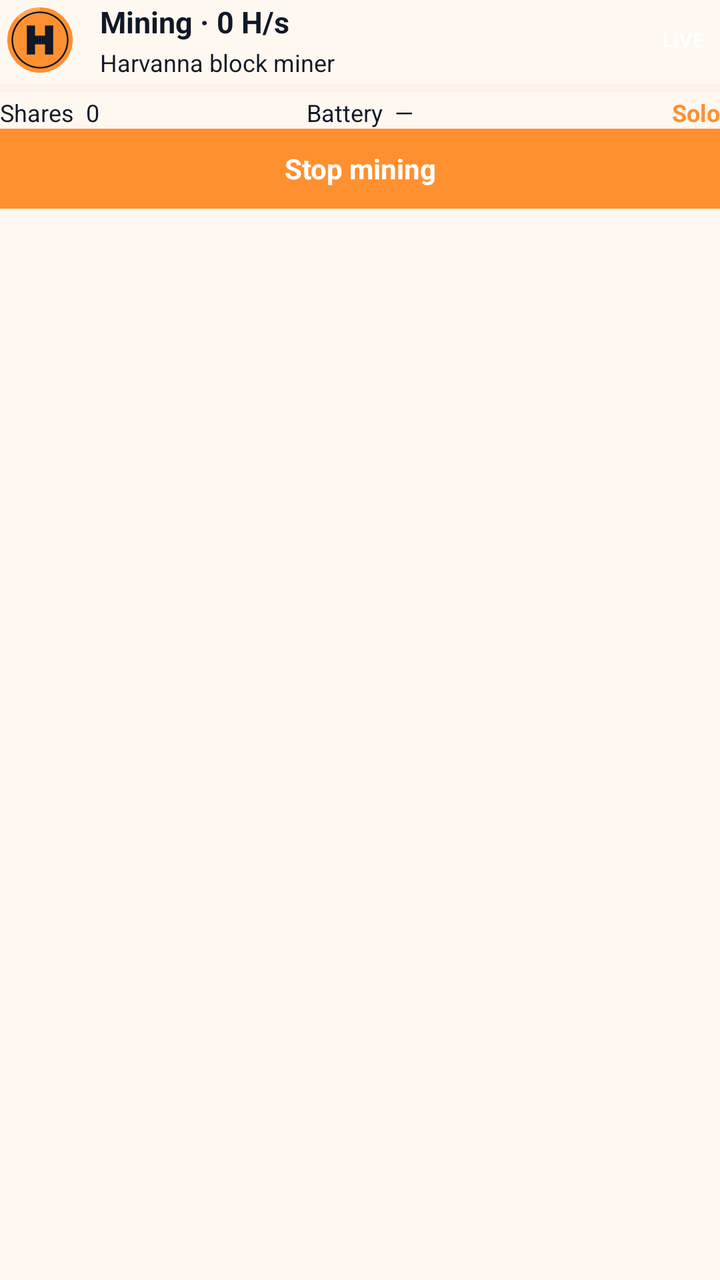
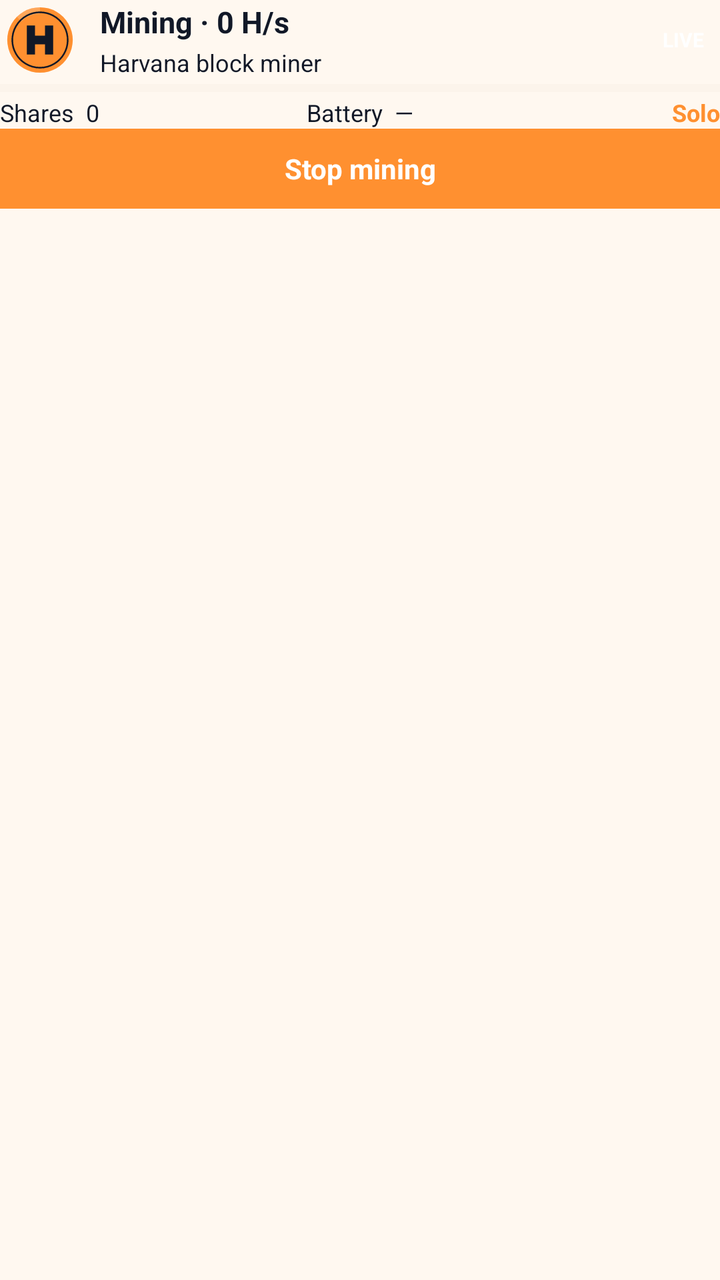

The first picture is an Android layout as it rendered before a commit; the second is the same layout after the commit. The layout source and the unified diff follow.
<!-- AndroidManifest.xml: application theme AppTheme -->
<!-- res/layout/notification_mining_big.xml -->
<LinearLayout
	xmlns:android="http://schemas.android.com/apk/res/android"
	xmlns:app="http://schemas.android.com/apk/res-auto"
	xmlns:tools="http://schemas.android.com/tools"
	android:layout_width="match_parent"
	android:layout_height="wrap_content"
	android:orientation="vertical"
	android:padding="0dp">
	<LinearLayout
		android:id="@+id/linear13"
		android:layout_width="match_parent"
		android:layout_height="match_parent"
		android:orientation="vertical">
		<LinearLayout
			android:id="@+id/linear10"
			android:layout_width="match_parent"
			android:layout_height="wrap_content"
			android:gravity="center_vertical"
			android:orientation="horizontal">
			<ImageView
				android:id="@+id/notif_icon"
				android:layout_width="40dp"
				android:layout_height="40dp"
				android:padding="3dp"
				android:src="@drawable/ic_coin_harv"
				android:scaleType="centerInside"
				android:focusable="false" />
			<LinearLayout
				android:id="@+id/linear11"
				android:layout_width="0dp"
				android:layout_height="wrap_content"
				android:orientation="vertical"
				android:layout_weight="1"
				android:layout_marginStart="10dp">
				<TextView
					android:id="@+id/notif_title"
					android:layout_width="match_parent"
					android:layout_height="wrap_content"
					android:text="Mining · 0 H/s"
					android:textSize="15sp"
					android:textStyle="bold"
					android:textColor="@color/colorTextPrimary"
					android:focusable="false" />
				<TextView
					android:id="@+id/notif_subtitle"
					android:layout_width="match_parent"
					android:layout_height="wrap_content"
					android:layout_marginTop="2dp"
					android:text="Harvanna block miner"
					android:textSize="12sp"
					android:textColor="@color/colorTextDark"
					android:focusable="false" />
			</LinearLayout>
			<TextView
				android:id="@+id/notif_badge"
				android:layout_width="wrap_content"
				android:layout_height="wrap_content"
				android:paddingLeft="8dp"
				android:paddingTop="3dp"
				android:paddingRight="8dp"
				android:paddingBottom="3dp"
				android:text="LIVE"
				android:textSize="10sp"
				android:textStyle="bold"
				android:textColor="@color/colorSurface"
				android:focusable="false" />
		</LinearLayout>
		<ProgressBar
			android:id="@+id/notif_hash_bar"
			android:layout_width="match_parent"
			android:layout_height="8dp"
			android:indeterminate="false"
			style="?android:progressBarStyleHorizontal"
			android:focusable="false"
			android:progressTint="@color/colorAccent"
			android:progressBackgroundTint="@color/colorSurfaceRaised" />
		<LinearLayout
			android:id="@+id/linear12"
			android:layout_width="match_parent"
			android:layout_height="wrap_content"
			android:orientation="horizontal">
			<TextView
				android:id="@+id/notif_shares"
				android:layout_width="0dp"
				android:layout_height="wrap_content"
				android:text="Shares  0"
				android:textSize="12sp"
				android:textColor="@color/colorTextPrimary"
				android:layout_weight="1"
				android:focusable="false" />
			<TextView
				android:id="@+id/notif_battery"
				android:layout_width="0dp"
				android:layout_height="wrap_content"
				android:gravity="center_horizontal|center_vertical"
				android:text="Battery  —"
				android:textSize="12sp"
				android:textColor="@color/colorTextPrimary"
				android:layout_weight="1"
				android:focusable="false" />
			<TextView
				android:id="@+id/notif_mode"
				android:layout_width="0dp"
				android:layout_height="wrap_content"
				android:text="Solo"
				android:textSize="12sp"
				android:textStyle="bold"
				android:textColor="@color/colorAccent"
				android:layout_weight="1"
				android:gravity="end"
				android:focusable="false" />
		</LinearLayout>
		<TextView
			android:id="@+id/notif_btn_stop"
			android:layout_width="match_parent"
			android:layout_height="40dp"
			android:background="@color/colorAccent"
			android:gravity="center_horizontal|center_vertical"
			android:text="Stop mining"
			android:textSize="14sp"
			android:textStyle="bold"
			android:textColor="@color/colorQrBackground"
			android:focusable="false" />
	</LinearLayout>
</LinearLayout>
<!-- resources referenced by this layout -->
<resources>
  <style name="AppTheme" parent="Theme.MaterialComponents.DayNight.NoActionBar">
          
          <item name="android:textViewStyle">@style/HarvannaTextView</item>
          <item name="appBarColor">@color/colorAccent</item>
          <item name="onAppBarColor">@color/colorTextOnAccent</item>
          <item name="colorSecondary">@color/colorAccent</item>
          <item name="colorOnSecondary">@color/colorTextOnAccent</item>
          <item name="colorPrimaryVariant">@color/colorAccentDark</item>
          <item name="colorSecondaryVariant">@color/colorAccentDark</item>
          <item name="colorError">@color/colorError</item>
          <item name="colorOnError">@color/colorTextPrimaryWhite</item>
          <item name="colorControlActivated">@color/colorAccent</item>
          <item name="colorControlNormal">@color/colorControlNormal</item>
          <item name="colorControlHighlight">@color/colorAccentRipple</item>
          <item name="android:textColorHighlight">@color/colorAccentStroke</item>
          <item name="android:textColorLink">@color/colorAccentStrong</item>
          <item name="android:editTextColor">@color/colorTextPrimary</item>
          <item name="android:navigationBarColor">@color/colorBackground</item>
          <item name="colorPrimary">@color/colorAccent</item>
          <item name="colorPrimaryDark">@color/colorAccentStrong</item>
          <item name="colorAccent">@color/colorAccent</item>
          <item name="colorSurface">@color/colorSurface</item>
          <item name="colorOnPrimary">@color/colorTextOnAccent</item>
          <item name="colorOnSurface">@color/colorTextPrimary</item>
          <item name="colorOnBackground">@color/colorTextPrimary</item>
          <item name="colorOnSurfaceVariant">@color/colorTextSecondary</item>
          <item name="android:textColorPrimary">@color/colorTextPrimary</item>
          <item name="android:textColorSecondary">@color/colorTextSecondary</item>
          <item name="android:textColorHint">@color/colorTextTertiary</item>
          <item name="android:statusBarColor">?attr/appBarColor</item>
          <item name="android:windowLightStatusBar">true</item>
          <item name="android:windowBackground">@color/colorBackground</item>
          <item name="alertDialogTheme">@style/HarvannaAlertDialog</item>
          <item name="materialAlertDialogTheme">@style/HarvannaAlertDialog</item>
          <item name="bottomSheetDialogTheme">@style/HarvannaBottomSheetDialog</item>
      </style>
  <style name="HarvannaTextView" parent="android:Widget.TextView">
          <item name="android:textColor">@color/colorTextPrimary</item>
      </style>
  <style name="HarvannaAlertDialog" parent="ThemeOverlay.MaterialComponents.MaterialAlertDialog">
          <item name="colorPrimary">@color/colorAccent</item>
          <item name="colorAccent">@color/colorAccent</item>
          <item name="colorSurface">@color/colorSurface</item>
          <item name="colorOnPrimary">@color/colorTextOnAccent</item>
          <item name="colorOnSurface">@color/colorTextPrimary</item>
          <item name="android:textColorPrimary">@color/colorTextPrimary</item>
          <item name="android:textColor">@color/colorTextPrimary</item>
          <item name="android:windowBackground">@color/colorSurface</item>
          <item name="buttonBarPositiveButtonStyle">@style/HarvannaDialogButton</item>
          <item name="buttonBarNegativeButtonStyle">@style/HarvannaDialogButton</item>
          <item name="buttonBarNeutralButtonStyle">@style/HarvannaDialogButton</item>
      </style>
  <style name="HarvannaBottomSheetDialog" parent="ThemeOverlay.MaterialComponents.BottomSheetDialog">
          <item name="colorPrimary">@color/colorAccent</item>
          <item name="colorAccent">@color/colorAccent</item>
          <item name="colorSurface">@color/colorSurface</item>
          <item name="colorOnPrimary">@color/colorTextOnAccent</item>
          <item name="colorOnSurface">@color/colorTextPrimary</item>
          <item name="colorOnSurfaceVariant">@color/colorTextSecondary</item>
          <item name="android:textColorPrimary">@color/colorTextPrimary</item>
          <item name="bottomSheetStyle">@style/HarvannaBottomSheetStyle</item>
      </style>
  <style name="HarvannaDialogButton" parent="Widget.MaterialComponents.Button.TextButton.Dialog">
          <item name="android:textColor">@color/colorAccent</item>
          <item name="android:minHeight">48dp</item>
      </style>
  <style name="HarvannaBottomSheetStyle" parent="Widget.MaterialComponents.BottomSheet.Modal">
          <item name="backgroundTint">?attr/colorSurface</item>
          <item name="shapeAppearanceOverlay">@style/HarvannaBottomSheetShape</item>
      </style>
  <style name="HarvannaBottomSheetShape" parent="">
          <item name="cornerFamily">rounded</item>
          <item name="cornerSizeTopLeft">20dp</item>
          <item name="cornerSizeTopRight">20dp</item>
          <item name="cornerSizeBottomLeft">0dp</item>
          <item name="cornerSizeBottomRight">0dp</item>
      </style>
  <!-- unchanged entries left out for length: 18 -->
</resources>

<!-- the commit's change to res/layout/notification_mining_big.xml (unified diff, before → after) -->
@@ -46,7 +46,7 @@
 					android:layout_width="match_parent"
 					android:layout_height="wrap_content"
 					android:layout_marginTop="2dp"
-					android:text="Harvanna block miner"
+					android:text="Harvana block miner"
 					android:textSize="12sp"
 					android:textColor="@color/colorTextDark"
 					android:focusable="false" />
<!-- resource entries referenced after the edit -->
@@ -2,7 +2,7 @@
 <resources>
   <style name="AppTheme" parent="Theme.MaterialComponents.DayNight.NoActionBar">
           
-          <item name="android:textViewStyle">@style/HarvannaTextView</item>
+          <item name="android:textViewStyle">@style/HarvanaTextView</item>
           <item name="appBarColor">@color/colorAccent</item>
           <item name="onAppBarColor">@color/colorTextOnAccent</item>
           <item name="colorSecondary">@color/colorAccent</item>
@@ -32,14 +32,14 @@
           <item name="android:statusBarColor">?attr/appBarColor</item>
           <item name="android:windowLightStatusBar">true</item>
           <item name="android:windowBackground">@color/colorBackground</item>
-          <item name="alertDialogTheme">@style/HarvannaAlertDialog</item>
-          <item name="materialAlertDialogTheme">@style/HarvannaAlertDialog</item>
-          <item name="bottomSheetDialogTheme">@style/HarvannaBottomSheetDialog</item>
+          <item name="alertDialogTheme">@style/HarvanaAlertDialog</item>
+          <item name="materialAlertDialogTheme">@style/HarvanaAlertDialog</item>
+          <item name="bottomSheetDialogTheme">@style/HarvanaBottomSheetDialog</item>
       </style>
-  <style name="HarvannaTextView" parent="android:Widget.TextView">
+  <style name="HarvanaTextView" parent="android:Widget.TextView">
           <item name="android:textColor">@color/colorTextPrimary</item>
       </style>
-  <style name="HarvannaAlertDialog" parent="ThemeOverlay.MaterialComponents.MaterialAlertDialog">
+  <style name="HarvanaAlertDialog" parent="ThemeOverlay.MaterialComponents.MaterialAlertDialog">
           <item name="colorPrimary">@color/colorAccent</item>
           <item name="colorAccent">@color/colorAccent</item>
           <item name="colorSurface">@color/colorSurface</item>
@@ -48,11 +48,11 @@
           <item name="android:textColorPrimary">@color/colorTextPrimary</item>
           <item name="android:textColor">@color/colorTextPrimary</item>
           <item name="android:windowBackground">@color/colorSurface</item>
-          <item name="buttonBarPositiveButtonStyle">@style/HarvannaDialogButton</item>
-          <item name="buttonBarNegativeButtonStyle">@style/HarvannaDialogButton</item>
-          <item name="buttonBarNeutralButtonStyle">@style/HarvannaDialogButton</item>
+          <item name="buttonBarPositiveButtonStyle">@style/HarvanaDialogButton</item>
+          <item name="buttonBarNegativeButtonStyle">@style/HarvanaDialogButton</item>
+          <item name="buttonBarNeutralButtonStyle">@style/HarvanaDialogButton</item>
       </style>
-  <style name="HarvannaBottomSheetDialog" parent="ThemeOverlay.MaterialComponents.BottomSheetDialog">
+  <style name="HarvanaBottomSheetDialog" parent="ThemeOverlay.MaterialComponents.BottomSheetDialog">
           <item name="colorPrimary">@color/colorAccent</item>
           <item name="colorAccent">@color/colorAccent</item>
           <item name="colorSurface">@color/colorSurface</item>
@@ -60,17 +60,17 @@
           <item name="colorOnSurface">@color/colorTextPrimary</item>
           <item name="colorOnSurfaceVariant">@color/colorTextSecondary</item>
           <item name="android:textColorPrimary">@color/colorTextPrimary</item>
-          <item name="bottomSheetStyle">@style/HarvannaBottomSheetStyle</item>
+          <item name="bottomSheetStyle">@style/HarvanaBottomSheetStyle</item>
       </style>
-  <style name="HarvannaDialogButton" parent="Widget.MaterialComponents.Button.TextButton.Dialog">
+  <style name="HarvanaDialogButton" parent="Widget.MaterialComponents.Button.TextButton.Dialog">
           <item name="android:textColor">@color/colorAccent</item>
           <item name="android:minHeight">48dp</item>
       </style>
-  <style name="HarvannaBottomSheetStyle" parent="Widget.MaterialComponents.BottomSheet.Modal">
+  <style name="HarvanaBottomSheetStyle" parent="Widget.MaterialComponents.BottomSheet.Modal">
           <item name="backgroundTint">?attr/colorSurface</item>
-          <item name="shapeAppearanceOverlay">@style/HarvannaBottomSheetShape</item>
+          <item name="shapeAppearanceOverlay">@style/HarvanaBottomSheetShape</item>
       </style>
-  <style name="HarvannaBottomSheetShape" parent="">
+  <style name="HarvanaBottomSheetShape" parent="">
           <item name="cornerFamily">rounded</item>
           <item name="cornerSizeTopLeft">20dp</item>
           <item name="cornerSizeTopRight">20dp</item>
